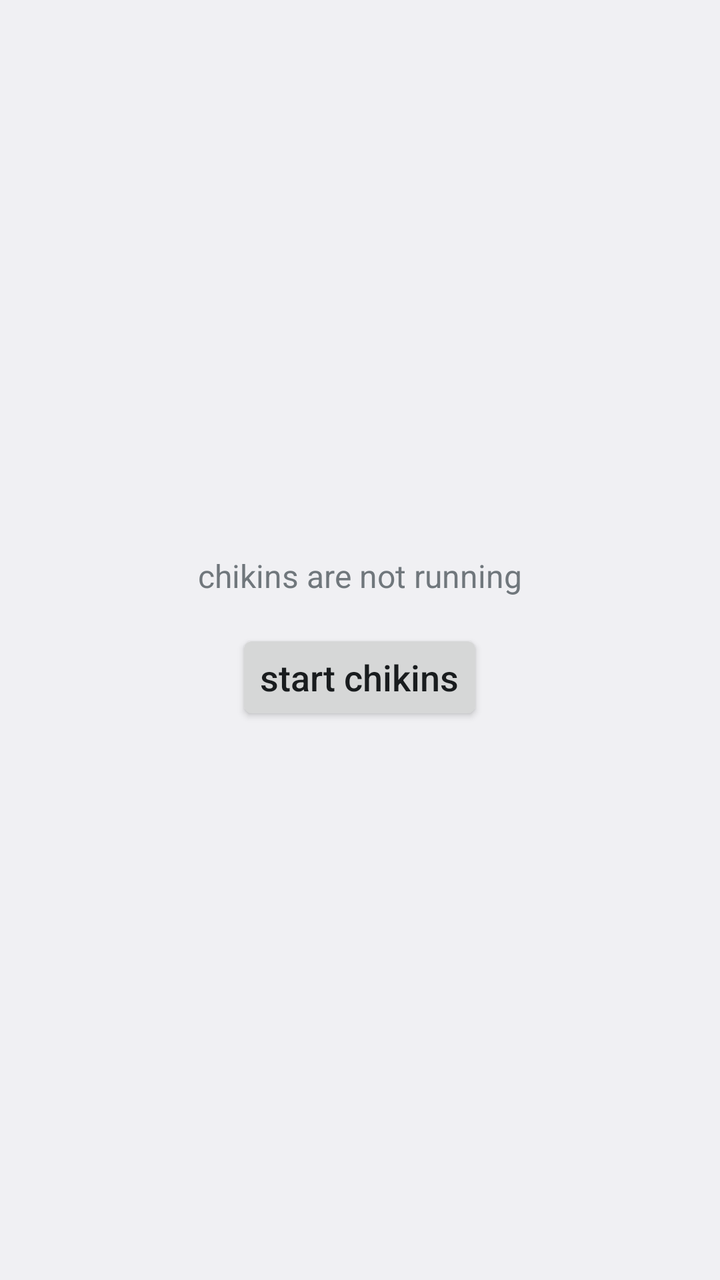
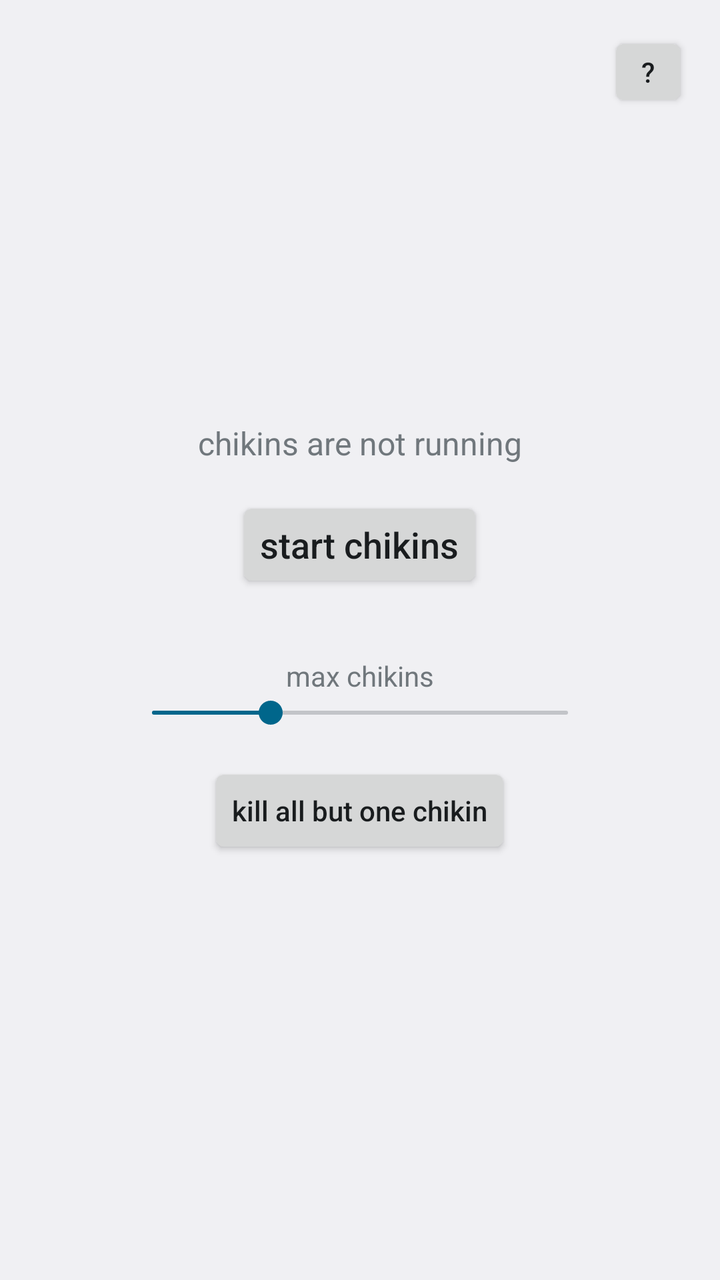

Compare the two renders of this Android layout. The source of the first and the diff that turns it into the second are given below.
<!-- AndroidManifest.xml: application theme android:Theme.DeviceDefault.Light -->
<!-- res/layout/activity_main.xml -->
<?xml version="1.0" encoding="utf-8"?>
<LinearLayout xmlns:android="http://schemas.android.com/apk/res/android"
    android:layout_width="match_parent"
    android:layout_height="match_parent"
    android:orientation="vertical"
    android:gravity="center"
    android:padding="24dp">

    <TextView
        android:id="@+id/statusText"
        android:layout_width="wrap_content"
        android:layout_height="wrap_content"
        android:textSize="16sp"
        android:text="@string/status_stopped" />

    <Button
        android:id="@+id/toggleButton"
        android:layout_width="wrap_content"
        android:layout_height="wrap_content"
        android:layout_marginTop="16dp"
        android:textAllCaps="false"
        android:textSize="18sp"
        android:text="@string/start_chickens" />

</LinearLayout>
<!-- resources referenced by this layout -->
<resources>
  <string name="start_chickens">start chikins</string>
  <string name="status_stopped">chikins are not running</string>
</resources>

<!-- the commit's change to res/layout/activity_main.xml (unified diff, before → after) -->
@@ -1,25 +1,64 @@
 <?xml version="1.0" encoding="utf-8"?>
-<LinearLayout xmlns:android="http://schemas.android.com/apk/res/android"
+<RelativeLayout xmlns:android="http://schemas.android.com/apk/res/android"
     android:layout_width="match_parent"
     android:layout_height="match_parent"
-    android:orientation="vertical"
-    android:gravity="center"
-    android:padding="24dp">
+    android:padding="16dp">
 
-    <TextView
-        android:id="@+id/statusText"
+    <Button
+        android:id="@+id/helpButton"
+        android:layout_width="40dp"
+        android:layout_height="40dp"
+        android:layout_alignParentTop="true"
+        android:layout_alignParentEnd="true"
+        android:textAllCaps="false"
+        android:text="@string/help_button" />
+
+    <LinearLayout
         android:layout_width="wrap_content"
         android:layout_height="wrap_content"
-        android:textSize="16sp"
-        android:text="@string/status_stopped" />
+        android:layout_centerInParent="true"
+        android:orientation="vertical"
+        android:gravity="center">
 
-    <Button
-        android:id="@+id/toggleButton"
-        android:layout_width="wrap_content"
-        android:layout_height="wrap_content"
-        android:layout_marginTop="16dp"
-        android:textAllCaps="false"
-        android:textSize="18sp"
-        android:text="@string/start_chickens" />
+        <TextView
+            android:id="@+id/statusText"
+            android:layout_width="wrap_content"
+            android:layout_height="wrap_content"
+            android:textSize="16sp"
+            android:text="@string/status_stopped" />
 
-</LinearLayout>
+        <Button
+            android:id="@+id/toggleButton"
+            android:layout_width="wrap_content"
+            android:layout_height="wrap_content"
+            android:layout_marginTop="16dp"
+            android:textAllCaps="false"
+            android:textSize="18sp"
+            android:text="@string/start_chickens" />
+
+        <TextView
+            android:id="@+id/maxChikinLabel"
+            android:layout_width="wrap_content"
+            android:layout_height="wrap_content"
+            android:layout_marginTop="32dp"
+            android:textSize="14sp"
+            android:text="@string/max_chikins_label" />
+
+        <SeekBar
+            android:id="@+id/maxChikinSeekBar"
+            android:layout_width="240dp"
+            android:layout_height="wrap_content"
+            android:max="49"
+            android:progress="14" />
+
+        <Button
+            android:id="@+id/killAllButOneButton"
+            android:layout_width="wrap_content"
+            android:layout_height="wrap_content"
+            android:layout_marginTop="16dp"
+            android:textAllCaps="false"
+            android:text="@string/kill_all_but_one" />
+
+    </LinearLayout>
+
+</RelativeLayout>
<!-- resource entries referenced after the edit -->
@@ -1,5 +1,8 @@
 <!-- resources referenced by this layout -->
 <resources>
+  <string name="help_button">?</string>
+  <string name="kill_all_but_one">kill all but one chikin</string>
+  <string name="max_chikins_label">max chikins</string>
   <string name="start_chickens">start chikins</string>
   <string name="status_stopped">chikins are not running</string>
 </resources>
